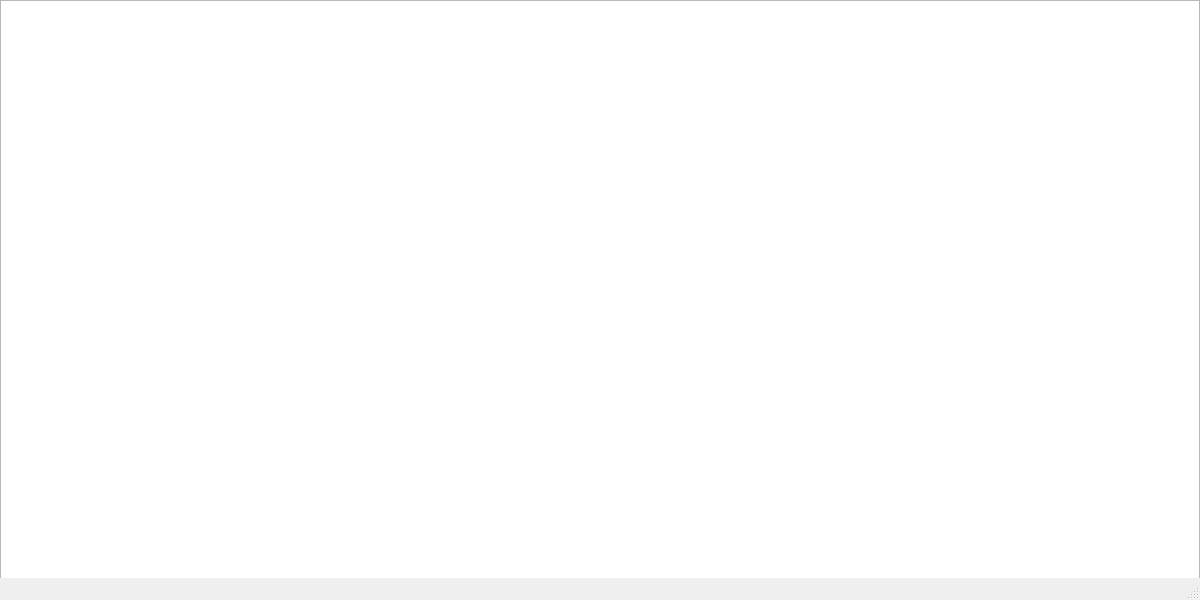
Before: the Qt Designer form main.ui in YaroslavMerkurevmkk/task4, drawn with Qt 5.
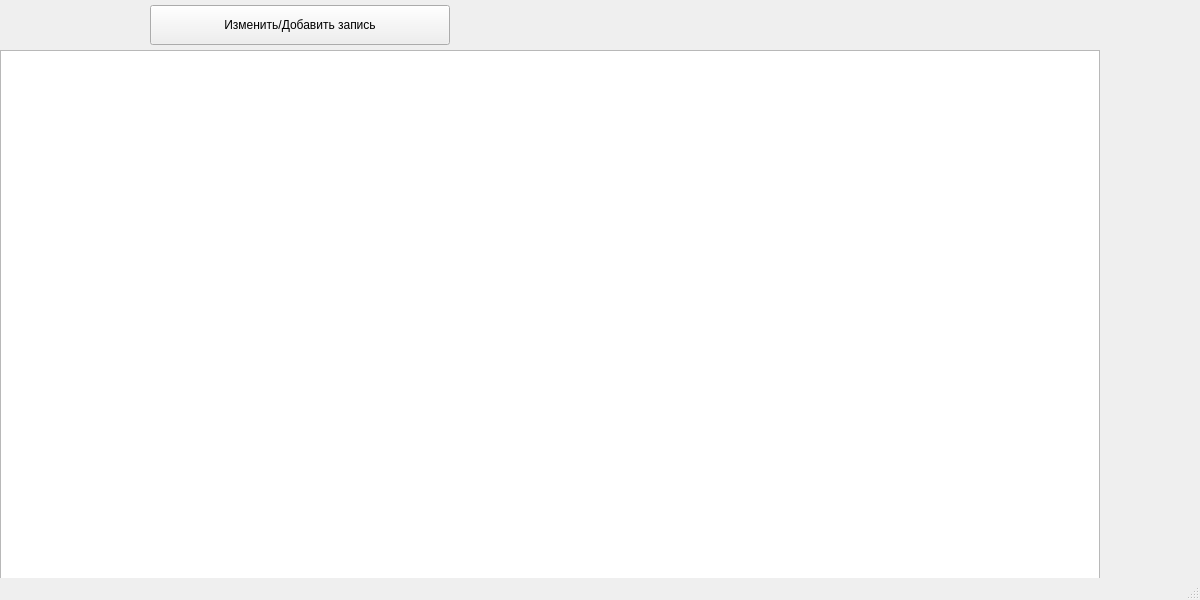
After: the same form once the commit is applied.

Commit message: прописать в первом окне обновление таблицы и написать функцию добавления новых строк

Patch:
```diff
--- a/main.ui
+++ b/main.ui
@@ -18,12 +18,28 @@
     <property name="geometry">
      <rect>
       <x>0</x>
-      <y>0</y>
-      <width>1200</width>
+      <y>50</y>
+      <width>1100</width>
       <height>600</height>
      </rect>
     </property>
    </widget>
+   <widget class="QPushButton" name="pushButton">
+    <property name="geometry">
+     <rect>
+      <x>150</x>
+      <y>5</y>
+      <width>300</width>
+      <height>40</height>
+     </rect>
+    </property>
+    <property name="styleSheet">
+     <string notr="true">font: 10pt &quot;MS Shell Dlg 2&quot;;</string>
+    </property>
+    <property name="text">
+     <string>Изменить/Добавить запись</string>
+    </property>
+   </widget>
   </widget>
   <widget class="QMenuBar" name="menubar">
    <property name="geometry">
```
The commit also changes 3 other files.
